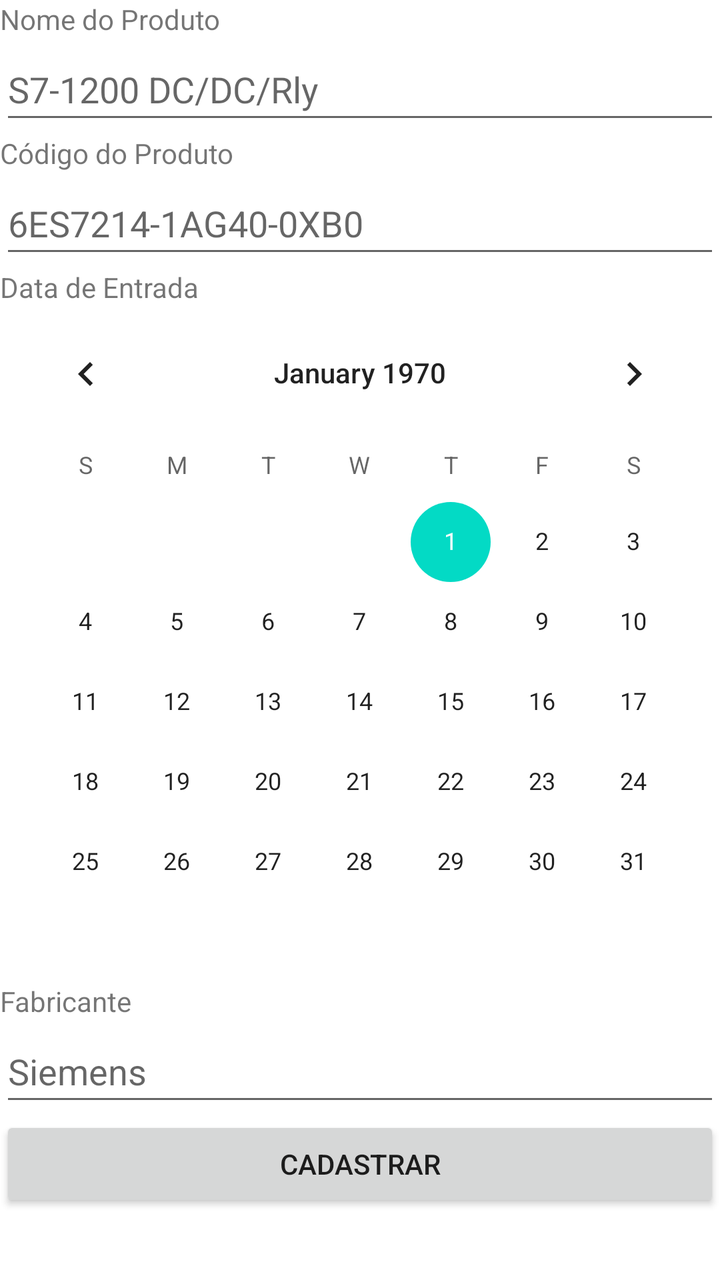
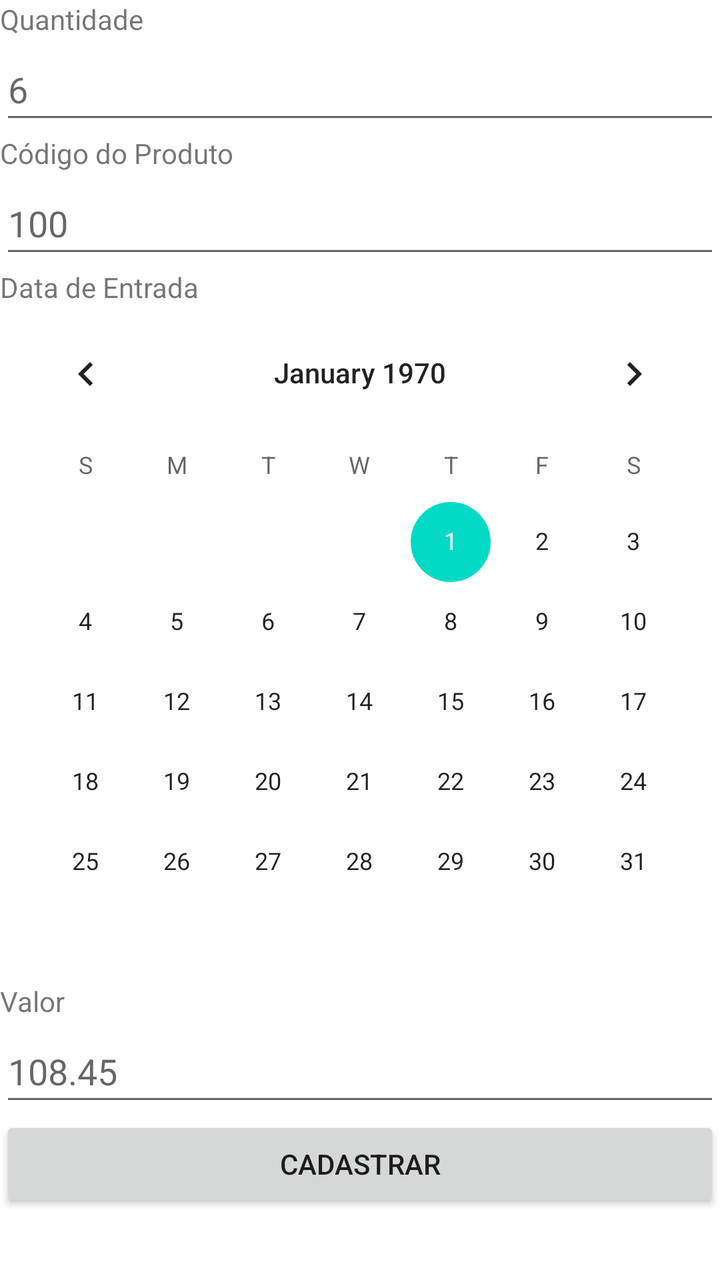

An Android layout rendered at two revisions. The XML below is the earlier revision; the diff shows what the commit changed to produce the second picture.
<!-- AndroidManifest.xml: application theme Theme.Almoxarifado -->
<!-- res/layout/fragment_cad_prod.xml -->
<?xml version="1.0" encoding="utf-8"?>
<FrameLayout xmlns:android="http://schemas.android.com/apk/res/android"
    xmlns:tools="http://schemas.android.com/tools"
    android:layout_width="match_parent"
    android:layout_height="match_parent"
    tools:context=".ui.produto.CadProdFragment">

    <ScrollView
        android:layout_width="match_parent"
        android:layout_height="match_parent">
        <LinearLayout
            android:layout_width="match_parent"
            android:layout_height="wrap_content"
            android:orientation="vertical" >
            <TextView
                android:id="@+id/textViewName"
                android:layout_width="match_parent"
                android:layout_height="wrap_content"
                android:text="@string/nome_prod" />
            <EditText
                android:id="@+id/etName"
                android:layout_width="match_parent"
                android:layout_height="wrap_content"
                android:ems="10"
                android:hint="@string/hint_name"
                android:importantForAutofill="no"
                android:inputType="text"
                android:minHeight="48dp" />
            <TextView
                android:id="@+id/textViewCod"
                android:layout_width="match_parent"
                android:layout_height="wrap_content"
                android:text="@string/cod_prod" />
            <EditText
                android:id="@+id/etCod"
                android:layout_width="match_parent"
                android:layout_height="wrap_content"
                android:ems="10"
                android:hint="@string/hint_code"
                android:importantForAutofill="no"
                android:inputType="text"
                android:minHeight="48dp" />
            <TextView
                android:id="@+id/textViewEntrada"
                android:layout_width="match_parent"
                android:layout_height="wrap_content"
                android:text="@string/data_entrada" />
            <CalendarView
                android:id="@+id/cvDataEntrada"
                android:layout_width="match_parent"
                android:layout_height="wrap_content" />
            <TextView
                android:id="@+id/textViewFabr"
                android:layout_width="match_parent"
                android:layout_height="wrap_content"
                android:text="@string/nome_fabr" />
            <EditText
                android:id="@+id/etFabr"
                android:layout_width="match_parent"
                android:layout_height="wrap_content"
                android:ems="10"
                android:hint="@string/hint_fabr"
                android:importantForAutofill="no"
                android:inputType="text"
                android:minHeight="48dp" />
            <Button
                android:id="@+id/buttonCad"
                android:layout_width="match_parent"
                android:layout_height="wrap_content"
                android:text="@string/but_cad" />
        </LinearLayout>
    </ScrollView>
</FrameLayout>
<!-- resources referenced by this layout -->
<resources>
  <string name="but_cad">Cadastrar</string>
  <string name="cod_prod">Código do Produto</string>
  <string name="data_entrada">Data de Entrada</string>
  <string name="hint_code">6ES7214-1AG40-0XB0</string>
  <string name="hint_fabr">Siemens</string>
  <string name="hint_name">S7-1200 DC/DC/Rly</string>
  <string name="nome_fabr">Fabricante</string>
  <string name="nome_prod">Nome do Produto</string>
  <style name="Theme.Almoxarifado" parent="Theme.MaterialComponents.DayNight.DarkActionBar">
          
          <item name="colorPrimary">@color/purple_500</item>
          <item name="colorPrimaryVariant">@color/purple_700</item>
          <item name="colorOnPrimary">@color/white</item>
          
          <item name="colorSecondary">@color/teal_200</item>
          <item name="colorSecondaryVariant">@color/teal_700</item>
          <item name="colorOnSecondary">@color/black</item>
          
          <item name="android:statusBarColor">?attr/colorPrimaryVariant</item>
          
      </style>
  <color name="purple_500">#FF6200EE</color>
  <color name="purple_700">#FF3700B3</color>
  <color name="white">#FFFFFFFF</color>
  <color name="teal_200">#FF03DAC5</color>
  <color name="teal_700">#FF018786</color>
  <color name="black">#FF000000</color>
</resources>

<!-- the commit's change to res/layout/fragment_cad_prod.xml (unified diff, before → after) -->
@@ -13,12 +13,12 @@
             android:layout_height="wrap_content"
             android:orientation="vertical" >
             <TextView
-                android:id="@+id/textViewName"
+                android:id="@+id/textViewQtd"
                 android:layout_width="match_parent"
                 android:layout_height="wrap_content"
                 android:text="@string/nome_prod" />
             <EditText
-                android:id="@+id/etName"
+                android:id="@+id/etQtd"
                 android:layout_width="match_parent"
                 android:layout_height="wrap_content"
                 android:ems="10"
@@ -50,12 +50,12 @@
                 android:layout_width="match_parent"
                 android:layout_height="wrap_content" />
             <TextView
-                android:id="@+id/textViewFabr"
+                android:id="@+id/textViewValor"
                 android:layout_width="match_parent"
                 android:layout_height="wrap_content"
                 android:text="@string/nome_fabr" />
             <EditText
-                android:id="@+id/etFabr"
+                android:id="@+id/etValor"
                 android:layout_width="match_parent"
                 android:layout_height="wrap_content"
                 android:ems="10"
<!-- resource entries referenced after the edit -->
@@ -3,11 +3,11 @@
   <string name="but_cad">Cadastrar</string>
   <string name="cod_prod">Código do Produto</string>
   <string name="data_entrada">Data de Entrada</string>
-  <string name="hint_code">6ES7214-1AG40-0XB0</string>
-  <string name="hint_fabr">Siemens</string>
-  <string name="hint_name">S7-1200 DC/DC/Rly</string>
-  <string name="nome_fabr">Fabricante</string>
-  <string name="nome_prod">Nome do Produto</string>
+  <string name="hint_code">100</string>
+  <string name="hint_fabr">108.45</string>
+  <string name="hint_name">6</string>
+  <string name="nome_fabr">Valor</string>
+  <string name="nome_prod">Quantidade</string>
   <style name="Theme.Almoxarifado" parent="Theme.MaterialComponents.DayNight.DarkActionBar">
           
           <item name="colorPrimary">@color/purple_500</item>
